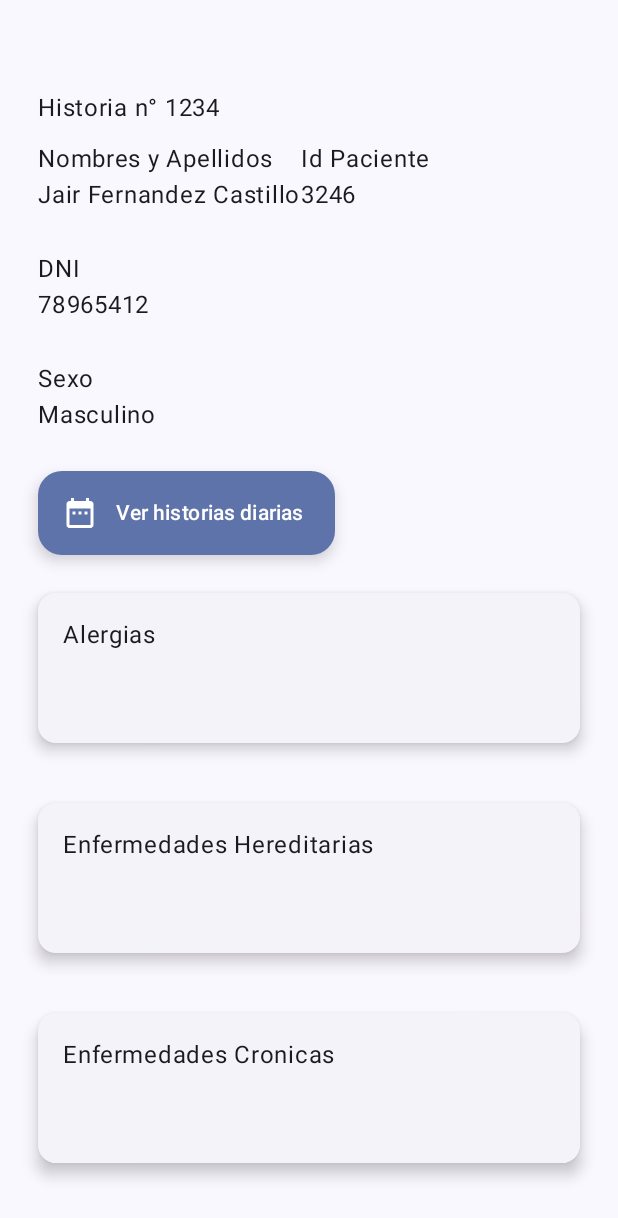
After one commit to GeanUribe99/BioUp, an Android app built with Jetpack Compose: the composable HistorialMedico shown on its own in the app's theme, on a phone screen of 412 x 824 dp. The commit adds this screen. Shown: the top 1218 px of the screen. Run offline under Robolectric (Android 15) with nearby library versions, the phone set to English and light mode, and no system bars.

Commit message:
HistoriaMedica
Layout de la historia Medica sin funcionalidad, falta agregar el consumo de las API's

```diff
--- /dev/null
+++ b/app/src/main/java/pe/edu/idat/bioup/HistorialMedico.kt
@@ -0,0 +1,144 @@
+package pe.edu.idat.bioup
+
+import androidx.compose.foundation.layout.Box
+import androidx.compose.foundation.layout.Column
+import androidx.compose.foundation.layout.Row
+import androidx.compose.foundation.layout.fillMaxSize
+import androidx.compose.foundation.layout.padding
+import androidx.compose.foundation.layout.size
+import androidx.compose.foundation.rememberScrollState
+import androidx.compose.foundation.verticalScroll
+import androidx.compose.material.icons.Icons
+import androidx.compose.material.icons.filled.DateRange
+import androidx.compose.material3.CardDefaults
+import androidx.compose.material3.ElevatedCard
+import androidx.compose.material3.ExtendedFloatingActionButton
+import androidx.compose.material3.Icon
+import androidx.compose.material3.Text
+import androidx.compose.runtime.Composable
+import androidx.compose.ui.Modifier
+import androidx.compose.ui.text.style.TextAlign
+import androidx.compose.ui.unit.dp
+
+@Composable
+fun HistorialMedico(){
+    //Aqui se definen mis listas para iterar
+    var alergias = listOf("Alerg1", "Alerg1", "Alerg2", "Alerg")
+
+    //Aqui defino mis variables traidas con un cierto IdPaciente
+    var idPaciente = 3246
+    var paciente = "Jair Fernandez Castillo"
+    var dni = "78965412"
+    var idHc = 1234
+    var sexo = "Masculino"
+    Box(modifier = Modifier
+        .fillMaxSize()
+        .padding(start = 25.dp, end = 25.dp, bottom = 30.dp, top = 60.dp)){
+        //Aquí se agregará la vista de la historia médica en Compose
+        Column(modifier = Modifier
+            .fillMaxSize()
+            .verticalScroll(rememberScrollState())) {
+            Row {
+                Text(text = "Historia n° $idHc")
+            }
+            Row (modifier = Modifier.padding(bottom = 15.dp, top = 10.dp)){
+                Column {
+                    Text(text = "Nombres y Apellidos")
+                    Text(text = "$paciente")
+                }
+                Column {
+                    Text(text = "Id Paciente")
+                    Text(text = "$idPaciente")
+                }
+
+            }
+            Row (modifier = Modifier.padding(bottom = 15.dp, top = 10.dp)){
+                Column {
+                    Row {Text(text = "DNI")}
+                    Row {Text(text = "$dni")}
+                }
+            }
+            Row (modifier = Modifier.padding(bottom = 15.dp, top = 10.dp)){
+                Column {
+                    Row{Text(text = "Sexo")}
+                    Row{Text(text = "$sexo")}
+                }
+            }
+            Row (modifier = Modifier.padding(bottom = 15.dp, top = 10.dp)){
+                VerHistoriasD {
+
+                }
+            }
+            Row(modifier = Modifier.padding(bottom = 30.dp, top = 10.dp)) {
+                ElevatedCard(
+                    elevation = CardDefaults.cardElevation(
+                        defaultElevation = 6.dp
+                    ),
+                    modifier = Modifier.size(width = 500.dp, height = 100.dp)
+                ) {
+                    Text(
+                        text = "Alergias",
+                        modifier = Modifier
+                            .padding(16.dp),
+                        textAlign = TextAlign.Center,
+                    )
+                }
+            }
+            Row(modifier = Modifier.padding(bottom = 30.dp, top = 10.dp)) {
+                ElevatedCard(
+                    elevation = CardDefaults.cardElevation(
+                        defaultElevation = 6.dp
+                    ),
+                    modifier = Modifier.size(width = 500.dp, height = 100.dp)
+                ) {
+                    Text(
+                        text = "Enfermedades Hereditarias",
+                        modifier = Modifier
+                            .padding(16.dp),
+                        textAlign = TextAlign.Center,
+                    )
+                }
+
+            }
+            Row(modifier = Modifier.padding(bottom = 30.dp, top = 10.dp)) {
+                ElevatedCard(
+                    elevation = CardDefaults.cardElevation(
+                        defaultElevation = 6.dp
+                    ),
+                    modifier = Modifier.size(width = 500.dp, height = 100.dp)
+                ) {
+                    Text(
+                        text = "Enfermedades Cronicas",
+                        modifier = Modifier
+                            .padding(16.dp),
+                        textAlign = TextAlign.Center,
+                    )
+                }
+            }
+            Row(modifier = Modifier.padding( bottom = 30.dp, top = 10.dp)) {
+                ElevatedCard(
+                    elevation = CardDefaults.cardElevation(
+                        defaultElevation = 6.dp
+                    ),
+                    modifier = Modifier.size(width = 500.dp, height = 100.dp)
+                ) {
+                    Text(
+                        text = "Intervenciones Quirurgicas",
+                        modifier = Modifier
+                            .padding(16.dp),
+                        textAlign = TextAlign.Center,
+                    )
+                }
+            }
+        }
+    }
+}
+
+@Composable
+fun VerHistoriasD(onClick: () -> Unit) {
+    ExtendedFloatingActionButton(
+        onClick = { onClick() },
+        icon = { Icon(Icons.Filled.DateRange, "Historias Diarias") },
+        text = { Text(text = "Ver historias diarias") },
+    )
+}
--- a/app/src/main/java/pe/edu/idat/bioup/Login.kt
+++ /dev/null
@@ -1 +0,0 @@
-package pe.edu.idat.bioup
--- a/app/src/main/java/pe/edu/idat/bioup/Main.kt
+++ b/app/src/main/java/pe/edu/idat/bioup/Main.kt
@@ -56,7 +56,7 @@ import kotlinx.coroutines.launch
 
 @OptIn(ExperimentalMaterial3Api::class)
 @Composable
-fun EjemploNavigationDrawer() {
+fun NavigationDrawer() {
     val opciones = listOf("Q&F", "Contacto Soporte", "T&C", "Cerrar sesion")
     val iconos = listOf(Icons.Filled.Face, Icons.Filled.Build, Icons.Filled.Info, Icons.Filled.ExitToApp)
     var opcionSeleccionada by remember {
--- a/app/src/main/java/pe/edu/idat/bioup/MainActivity.kt
+++ b/app/src/main/java/pe/edu/idat/bioup/MainActivity.kt
@@ -11,6 +11,7 @@ import androidx.compose.material3.Text
 import androidx.compose.runtime.Composable
 import androidx.compose.ui.Modifier
 import androidx.compose.ui.tooling.preview.Preview
+import pe.edu.idat.bioup.auth.view.loginScreen
 import pe.edu.idat.bioup.ui.theme.BioUpTheme
 
 class MainActivity : ComponentActivity() {
@@ -19,7 +20,8 @@ class MainActivity : ComponentActivity() {
         enableEdgeToEdge()
         setContent {
             BioUpTheme {
-                EjemploNavigationDrawer()
+                loginScreen()
+                //NavigationDrawer()
             }
         }
     }
```
